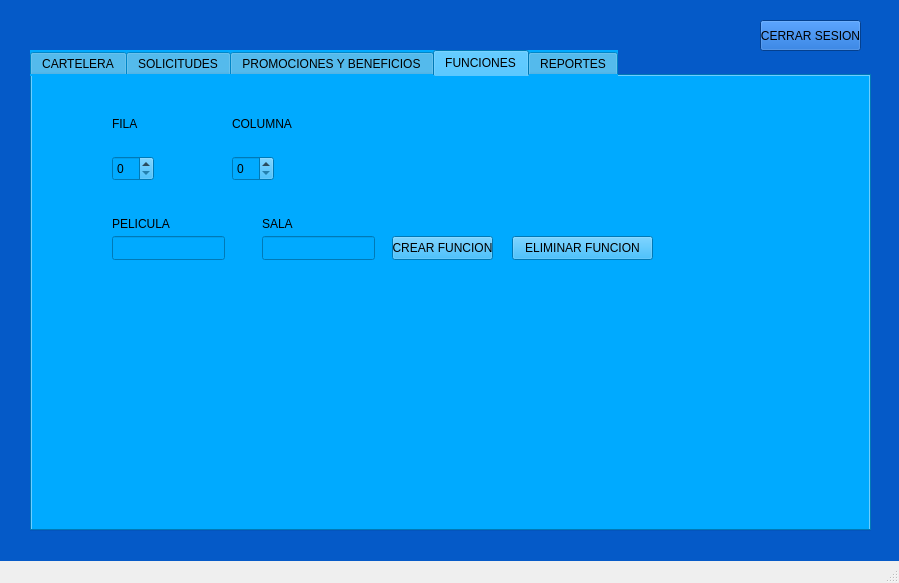
The window that mainwindow.ui (SABANd5/EDD_2S2026_PY_202303371) describes before a commit, drawn with Qt 5.
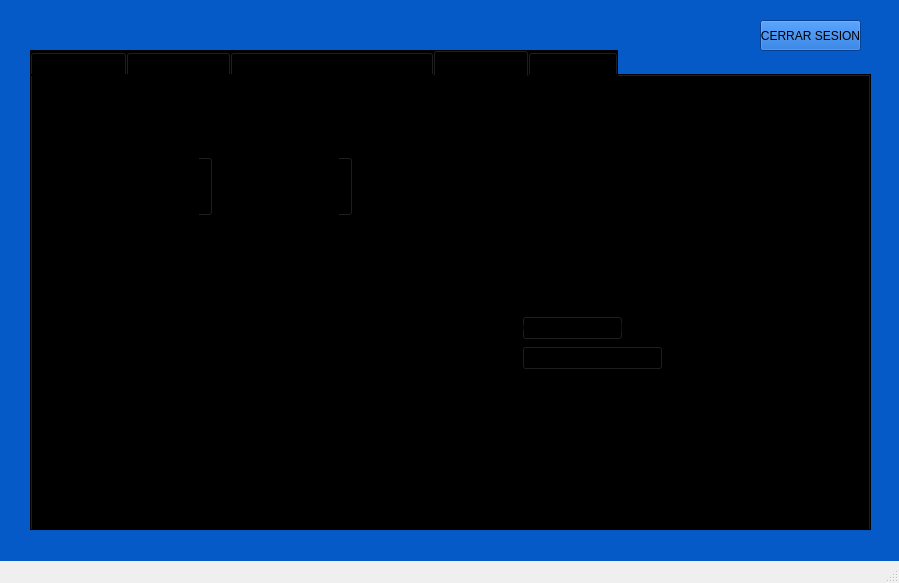
The same window after the commit. The open tabs and pages were chosen to show the change.

Patch:
```diff
--- a/mainwindow.ui
+++ b/mainwindow.ui
@@ -519,7 +519,7 @@
        </rect>
       </property>
       <property name="styleSheet">
-       <string notr="true">background-color: rgb(0, 170, 255);</string>
+       <string notr="true">background-color: rgb(0, 0, 0);</string>
       </property>
       <property name="currentIndex">
        <number>0</number>
@@ -1130,8 +1130,8 @@
          <rect>
           <x>80</x>
           <y>80</y>
-          <width>42</width>
-          <height>25</height>
+          <width>101</width>
+          <height>61</height>
          </rect>
         </property>
        </widget>
@@ -1140,8 +1140,8 @@
          <rect>
           <x>200</x>
           <y>80</y>
-          <width>42</width>
-          <height>25</height>
+          <width>121</width>
+          <height>61</height>
          </rect>
         </property>
        </widget>
@@ -1174,8 +1174,8 @@
        <widget class="QLineEdit" name="txtSalaPelicula">
         <property name="geometry">
          <rect>
-          <x>80</x>
-          <y>160</y>
+          <x>90</x>
+          <y>270</y>
           <width>113</width>
           <height>24</height>
          </rect>
@@ -1184,8 +1184,8 @@
        <widget class="QLineEdit" name="txtNumSala">
         <property name="geometry">
          <rect>
-          <x>230</x>
-          <y>160</y>
+          <x>220</x>
+          <y>270</y>
           <width>113</width>
           <height>24</height>
          </rect>
@@ -1194,8 +1194,8 @@
        <widget class="QLabel" name="label_30">
         <property name="geometry">
          <rect>
-          <x>80</x>
-          <y>140</y>
+          <x>90</x>
+          <y>250</y>
           <width>71</width>
           <height>16</height>
          </rect>
@@ -1207,21 +1207,21 @@
        <widget class="QLabel" name="label_31">
         <property name="geometry">
          <rect>
-          <x>230</x>
-          <y>140</y>
+          <x>220</x>
+          <y>250</y>
           <width>49</width>
           <height>16</height>
          </rect>
         </property>
         <property name="text">
-         <string>SALA</string>
+         <string>No. Sala</string>
         </property>
        </widget>
        <widget class="QPushButton" name="btnCrearFuncion">
         <property name="geometry">
          <rect>
-          <x>360</x>
-          <y>160</y>
+          <x>490</x>
+          <y>240</y>
           <width>101</width>
           <height>24</height>
          </rect>
@@ -1233,8 +1233,8 @@
        <widget class="QPushButton" name="btnEliminarFuncion">
         <property name="geometry">
          <rect>
-          <x>480</x>
-          <y>160</y>
+          <x>490</x>
+          <y>270</y>
           <width>141</width>
           <height>24</height>
          </rect>
@@ -1243,6 +1243,29 @@
          <string>ELIMINAR FUNCION</string>
         </property>
        </widget>
+       <widget class="QLineEdit" name="txtHorario">
+        <property name="geometry">
+         <rect>
+          <x>350</x>
+          <y>270</y>
+          <width>113</width>
+          <height>24</height>
+         </rect>
+        </property>
+       </widget>
+       <widget class="QLabel" name="label_35">
+        <property name="geometry">
+         <rect>
+          <x>350</x>
+          <y>250</y>
+          <width>49</width>
+          <height>16</height>
+         </rect>
+        </property>
+        <property name="text">
+         <string>Horario</string>
+        </property>
+       </widget>
       </widget>
       <widget class="QWidget" name="tab_7">
        <attribute name="title">
```
Left out of the diff: 76 changed lines with no effect on the pictures.
